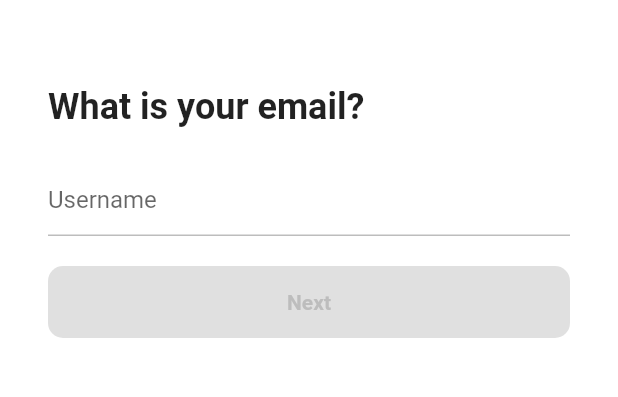
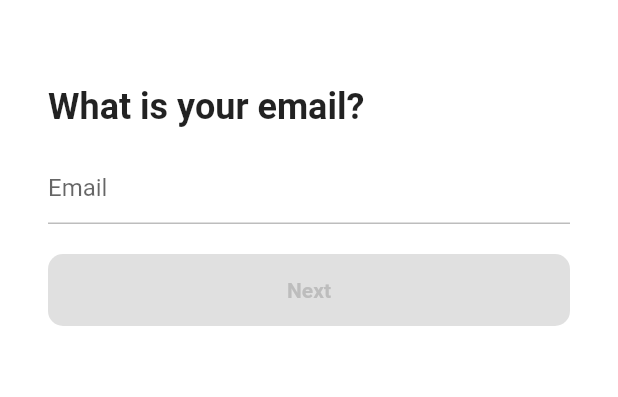
Before and after one commit to kkosang/tiktok, a Flutter app: the EmailScreen screen opened directly, on a phone screen of 412 x 824 dp, the part 58-455 px from its top. Run offline on Flutter 3.47's test engine with Material 2 defaults, Android fonts, the phone set to English and light mode, and no system bars; our stand-ins replace font_awesome_flutter.

Commit message:
feat: UI 구현 (Email Screen)

```diff
--- a/lib/features/authentication/email_screen.dart
+++ b/lib/features/authentication/email_screen.dart
@@ -1,6 +1,7 @@
 import 'package:flutter/material.dart';
 import 'package:tiktok/constants/gaps.dart';
 import 'package:tiktok/constants/sizes.dart';
+import 'package:tiktok/features/authentication/password_screen.dart';
 import 'package:tiktok/features/authentication/widgets/form_button.dart';
 
 class EmailScreen extends StatefulWidget {
@@ -11,16 +12,16 @@ class EmailScreen extends StatefulWidget {
 }
 
 class _EmailScreenState extends State<EmailScreen> {
-  final TextEditingController _usernameController = TextEditingController();
+  final TextEditingController _emailController = TextEditingController();
 
-  String _username = "";
+  String _email = "";
   @override
   void initState() {
     super.initState();
-    _usernameController.addListener(
+    _emailController.addListener(
       () {
         setState(() {
-          _username = _usernameController.text;
+          _email = _emailController.text;
         });
       },
     );
@@ -29,13 +30,41 @@ class _EmailScreenState extends State<EmailScreen> {
 
   @override
   void dispose() {
-    _usernameController.dispose();
+    _emailController.dispose();
     super.dispose();
+  }
+
+  String? _isEmailValid() {
+    if (_email.isEmpty) return null;
+
+    final regExp = RegExp(
+        r"^[a-zA-Z0-9.a-zA-Z0-9.!#$%&'*+-/=?^_`{|}~]+@[a-zA-Z0-9]+\.[a-zA-Z]+");
+    if (!regExp.hasMatch(_email)) {
+      return "Email not valid";
+    }
+    return null;
+  }
+
+  void _onScaffoldTap() {
+    FocusScope.of(context).unfocus();
+  }
+
+  void _onSubmit() {
+    if (_email.isEmpty || _isEmailValid() != null) return;
+
+    Navigator.push(
+      context,
+      MaterialPageRoute(
+        builder: (context) => const PasswordScreen(),
+      ),
+    );
   }
 
   @override
   Widget build(BuildContext context) {
-    return Scaffold(
+    return GestureDetector(
+      onTap: _onScaffoldTap,
+      child: Scaffold(
         appBar: AppBar(
           title: const Text(
             'Sign up',
@@ -43,7 +72,8 @@ class _EmailScreenState extends State<EmailScreen> {
         ),
         body: Padding(
           padding: const EdgeInsets.symmetric(horizontal: Sizes.size32),
-        child: Column(crossAxisAlignment: CrossAxisAlignment.start, children: [
+          child:
+              Column(crossAxisAlignment: CrossAxisAlignment.start, children: [
             Gaps.v40,
             const Text(
               'What is your email?',
@@ -52,12 +82,15 @@ class _EmailScreenState extends State<EmailScreen> {
                 fontWeight: FontWeight.w700,
               ),
             ),
-          Gaps.v8,
             Gaps.v16,
             TextField(
-            controller: _usernameController,
+              controller: _emailController,
+              keyboardType: TextInputType.emailAddress,
+              autocorrect: false,
+              onEditingComplete: _onSubmit,
               decoration: InputDecoration(
-              hintText: "Username",
+                hintText: "Email",
+                errorText: _isEmailValid(),
                 enabledBorder: UnderlineInputBorder(
                   borderSide: BorderSide(
                     color: Colors.grey.shade400,
@@ -72,8 +105,12 @@ class _EmailScreenState extends State<EmailScreen> {
               cursorColor: Theme.of(context).primaryColor,
             ),
             Gaps.v20,
-          FormButton(disabled: _username.isEmpty)
+            GestureDetector(
+                onTap: _onSubmit,
+                child: FormButton(
+                    disabled: _email.isEmpty || _isEmailValid() != null))
           ]),
+        ),
       ),
     );
   }
```
Also changed, not shown: lib/features/authentication/password_screen.dart (added, +10 -0 lines). Lines whose indentation alone changed are shown as unchanged.
